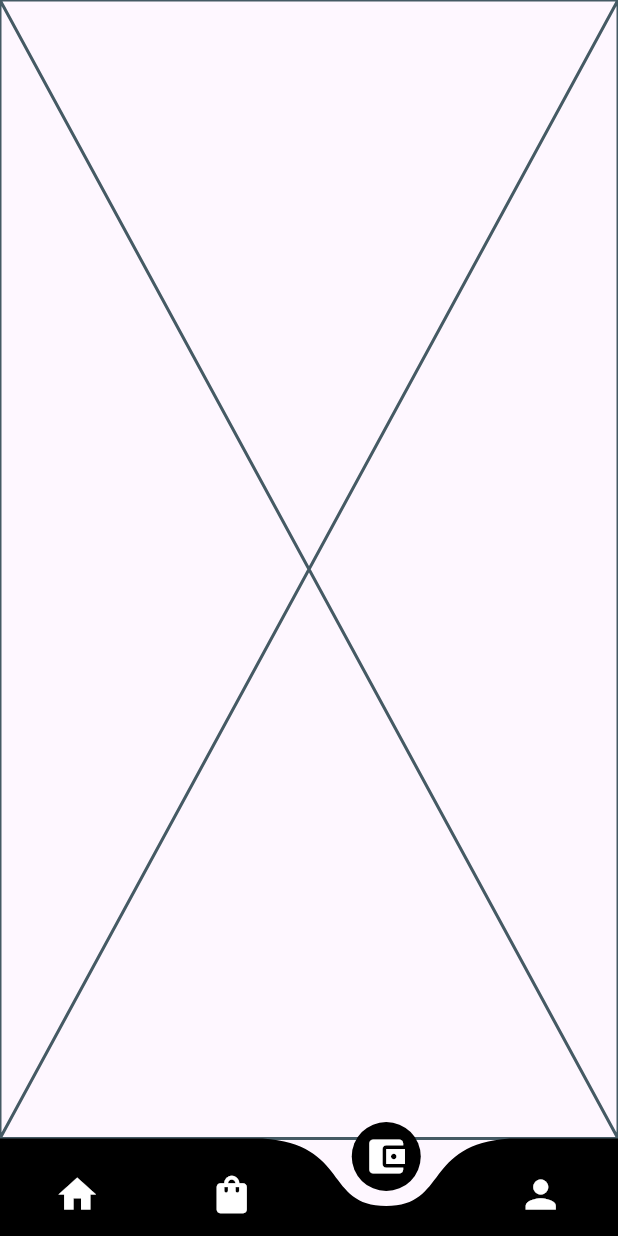
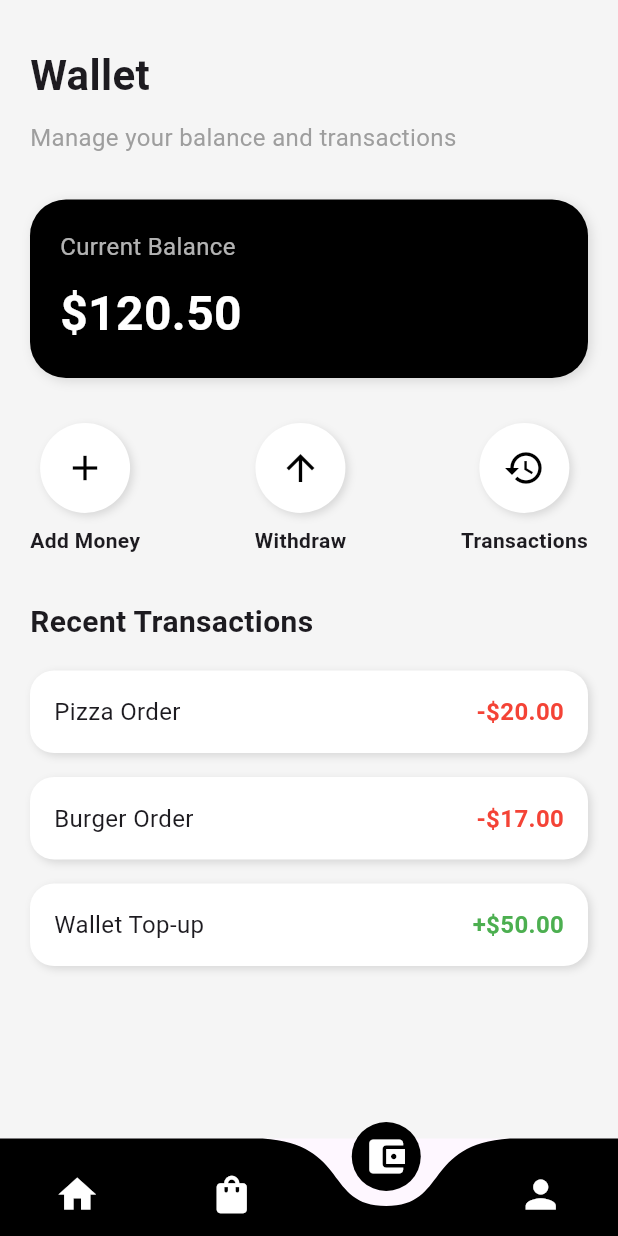
Before and after one commit to bsc-44-21/FoodDelieryApp, a Flutter app: the screen it shows after launch, item 3 of the bottom bar chosen, on a phone screen of 412 x 824 dp. Run offline on Flutter 3.47's test engine with Material 3 defaults, Android fonts, the phone set to English and light mode, and no system bars; drawn by our look-alikes of curved_navigation_bar.

Commit message:
Modified the Wallet screen

```diff
--- a/lib/pages/wallet.dart
+++ b/lib/pages/wallet.dart
@@ -1,15 +1,152 @@
 import 'package:flutter/material.dart';
 
-class Wallet extends StatefulWidget {
+class Wallet extends StatelessWidget {
   const Wallet({super.key});
 
   @override
-  State<Wallet> createState() => _WalletState();
-}
+  Widget build(BuildContext context) {
+    return Scaffold(
+      backgroundColor: Colors.grey[100], // same as Home subtle background
+      body: SafeArea(
+        child: Padding(
+          padding: const EdgeInsets.symmetric(horizontal: 20, vertical: 30),
+          child: Column(
+            crossAxisAlignment: CrossAxisAlignment.start,
+            children: [
+              // Header
+              const Text(
+                "Wallet",
+                style: TextStyle(fontSize: 28, fontWeight: FontWeight.bold),
+              ),
+              const SizedBox(height: 10),
+              const Text(
+                "Manage your balance and transactions",
+                style: TextStyle(fontSize: 16, color: Colors.grey),
+              ),
+              const SizedBox(height: 30),
 
-class _WalletState extends State<Wallet> {
-  @override
-  Widget build(BuildContext context) {
-    return const Placeholder();
+              // Wallet Card
+              Container(
+                width: double.infinity,
+                padding: const EdgeInsets.all(20),
+                decoration: BoxDecoration(
+                  color: Colors.black,
+                  borderRadius: BorderRadius.circular(24),
+                  boxShadow: const [
+                    BoxShadow(
+                      color: Colors.black12,
+                      blurRadius: 6,
+                      offset: Offset(2, 2),
+                    ),
+                  ],
+                ),
+                child: Column(
+                  crossAxisAlignment: CrossAxisAlignment.start,
+                  children: const [
+                    Text(
+                      "Current Balance",
+                      style: TextStyle(fontSize: 16, color: Colors.white70),
+                    ),
+                    SizedBox(height: 10),
+                    Text(
+                      "\$120.50",
+                      style: TextStyle(
+                        fontSize: 32,
+                        fontWeight: FontWeight.bold,
+                        color: Colors.white,
+                      ),
+                    ),
+                  ],
+                ),
+              ),
+
+              const SizedBox(height: 30),
+
+              // Quick Actions
+              Row(
+                mainAxisAlignment: MainAxisAlignment.spaceBetween,
+                children: [
+                  buildActionButton(Icons.add, "Add Money"),
+                  buildActionButton(Icons.arrow_upward, "Withdraw"),
+                  buildActionButton(Icons.history, "Transactions"),
+                ],
+              ),
+
+              const SizedBox(height: 30),
+
+              // Recent Transactions Placeholder
+              const Text(
+                "Recent Transactions",
+                style: TextStyle(fontSize: 20, fontWeight: FontWeight.bold),
+              ),
+              const SizedBox(height: 10),
+              Expanded(
+                child: ListView(
+                  children: [
+                    buildTransaction("Pizza Order", "\$20.00", false),
+                    buildTransaction("Burger Order", "\$17.00", false),
+                    buildTransaction("Wallet Top-up", "\$50.00", true),
+                  ],
+                ),
+              ),
+            ],
+          ),
+        ),
+      ),
+    );
+  }
+
+  // Action Button Widget
+  Widget buildActionButton(IconData icon, String label) {
+    return Column(
+      children: [
+        Container(
+          padding: const EdgeInsets.all(16),
+          decoration: BoxDecoration(
+            color: Colors.white,
+            shape: BoxShape.circle,
+            boxShadow: const [
+              BoxShadow(
+                color: Colors.black12,
+                blurRadius: 4,
+                offset: Offset(2, 2),
+              ),
+            ],
+          ),
+          child: Icon(icon, color: Colors.black, size: 28),
+        ),
+        const SizedBox(height: 8),
+        Text(label, style: const TextStyle(fontWeight: FontWeight.w600)),
+      ],
+    );
+  }
+
+  // Transaction Widget
+  Widget buildTransaction(String title, String amount, bool isIncome) {
+    return Container(
+      margin: const EdgeInsets.symmetric(vertical: 8),
+      padding: const EdgeInsets.all(16),
+      decoration: BoxDecoration(
+        color: Colors.white,
+        borderRadius: BorderRadius.circular(16),
+        boxShadow: const [
+          BoxShadow(color: Colors.black12, blurRadius: 4, offset: Offset(2, 2)),
+        ],
+      ),
+      child: Row(
+        mainAxisAlignment: MainAxisAlignment.spaceBetween,
+        children: [
+          Text(title, style: const TextStyle(fontSize: 16)),
+          Text(
+            (isIncome ? "+" : "-") + amount,
+            style: TextStyle(
+              fontSize: 16,
+              fontWeight: FontWeight.bold,
+              color: isIncome ? Colors.green : Colors.red,
+            ),
+          ),
+        ],
+      ),
+    );
   }
 }
```
Also changed, not shown: lib/pages/order.dart (+22 -7 lines), lib/pages/profile.dart (+27 -7 lines), lib/pages/welcome.dart (added, +91 -0 lines), lib/pages/signInUp.dart (added).
